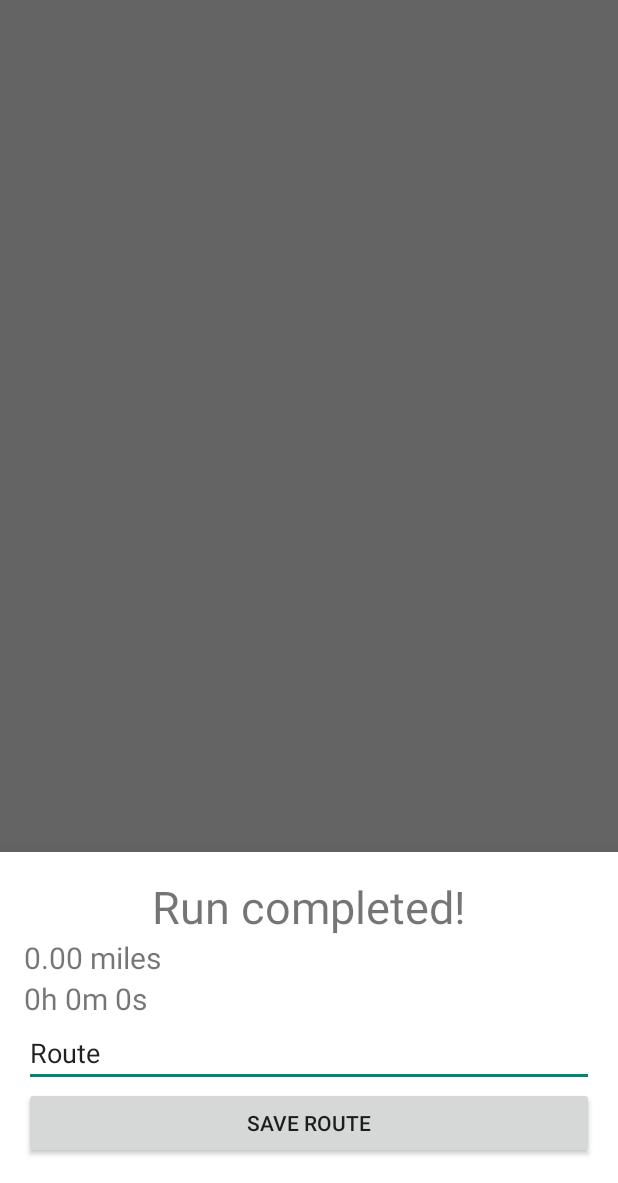
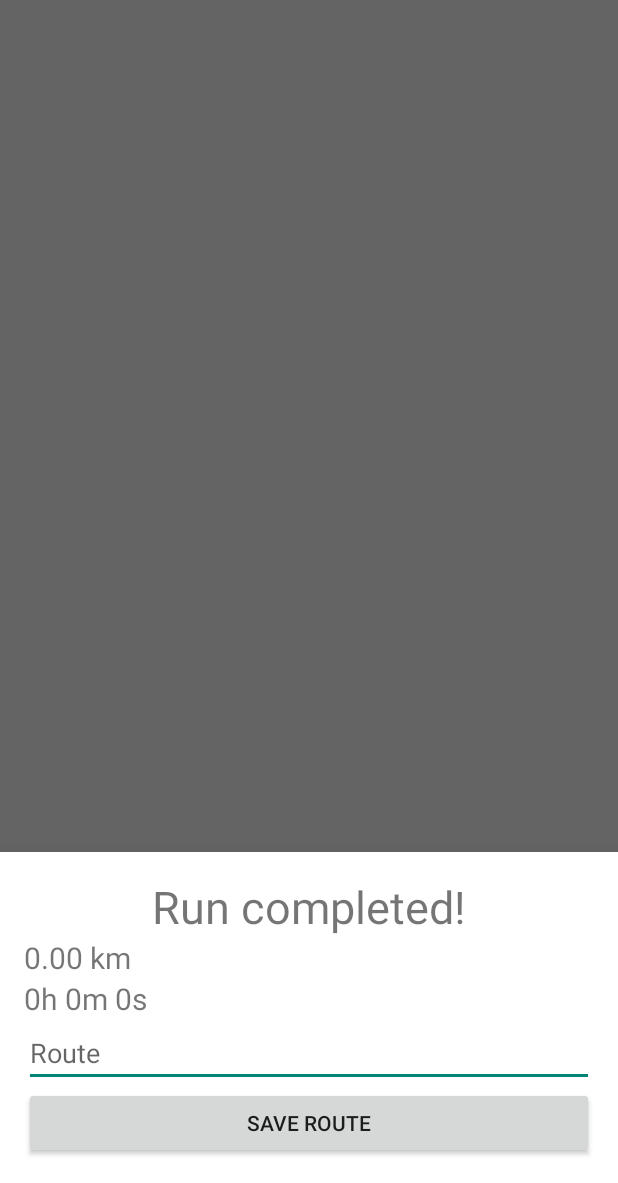
Before and after one commit to croustibzh/footMarker, an Android app: the fragment SaveModal placed in its activity, on a phone screen of 412 x 824 dp, the part 53-1236 px from its top. Run offline under Robolectric (Android 15) with nearby library versions, the phone set to English and light mode, and no system bars; libraries missing offline, so code that uses them is left out: com.google.maps.android; 2 statements that could not run were skipped.

```diff
--- a/app/src/main/java/com/georgebrown/comp2074/footmarker/Constants.java
+++ b/app/src/main/java/com/georgebrown/comp2074/footmarker/Constants.java
@@ -4,4 +4,5 @@ public class Constants {
     public static final int ERROR_DIALOG_REQUEST = 9001;
     private static final int PERMISSION_REQUEST_ENABLE_GPS=9002;
     private static final int PERMISSION_REQUEST_ACCESS_FINE_LOCATION =9003;
+    public static boolean DIST_UNIT = false;
 }
--- a/app/src/main/java/com/georgebrown/comp2074/footmarker/DataBaseHelper.java
+++ b/app/src/main/java/com/georgebrown/comp2074/footmarker/DataBaseHelper.java
@@ -37,6 +37,8 @@ public class DataBaseHelper extends SQLiteOpenHelper {
     public void addRoute(String name, double distance, Long time, float rating, byte[] image,String hashTag){
         SQLiteDatabase db = this.getWritableDatabase();
         ContentValues contentValues = new ContentValues();
+        if (name=="")
+          name = "Route";
         contentValues.put(COL1,name);
         contentValues.put(COL2,distance);
         contentValues.put(COL3,time);
--- a/app/src/main/java/com/georgebrown/comp2074/footmarker/SaveModal.java
+++ b/app/src/main/java/com/georgebrown/comp2074/footmarker/SaveModal.java
@@ -1,6 +1,5 @@
 package com.georgebrown.comp2074.footmarker;
 
-import android.database.Cursor;
 import android.os.Bundle;
 import android.view.LayoutInflater;
 import android.view.View;
@@ -11,11 +10,14 @@ import android.content.Intent;
 import android.widget.EditText;
 import android.widget.TextView;
 
+
 import com.google.android.gms.maps.GoogleMap;
 import com.google.android.material.bottomsheet.BottomSheetDialogFragment;
 
 import androidx.annotation.NonNull;
 import androidx.annotation.Nullable;
+
+import java.io.Console;
 
 public class SaveModal extends BottomSheetDialogFragment{
     private GoogleMap mMap;
@@ -56,15 +58,16 @@ public class SaveModal extends BottomSheetDialogFragment{
         String formattedTime = hr+"h " + min+"m " + sec+"s";
         dbHelper = new DataBaseHelper(getContext());
         final int id = dbHelper.getLastId();
-
         //Sets
-        if (R.bool.distanceUnit==0) {
+        if (Constants.DIST_UNIT==false) {
             txtDistance.setText(String.format("%.2f", distance) + " km");
         }
         else {
             txtDistance.setText(String.format("%.2f", distance*0.621371) + " miles");
         }
         txtTime.setText(formattedTime);
+      System.out.println(editTxtRouteName.getText().toString());
+
 
 
         btnSave.setOnClickListener(new View.OnClickListener() {
@@ -73,6 +76,9 @@ public class SaveModal extends BottomSheetDialogFragment{
                 //Set
                 String routeName = editTxtRouteName.getText().toString();
 
+              if (editTxtRouteName.getText().toString() == "") {
+                editTxtRouteName.setText("Route");
+              }
                 dbHelper.updateName(routeName, id+1);
 
                 Intent i = new Intent(getContext() ,MainActivity.class);
--- a/app/src/main/res/layout/save_modal.xml
+++ b/app/src/main/res/layout/save_modal.xml
@@ -27,13 +27,13 @@
         android:text="Run time: 52 min"
         android:textSize="20dp" />
 
-    <EditText
-        android:id="@+id/editTxtRouteName"
-        android:layout_width="match_parent"
-        android:layout_height="wrap_content"
-        android:ems="10"
-        android:inputType="textPersonName"
-        android:text="Route" />
+  <EditText
+    android:id="@+id/editTxtRouteName"
+    android:layout_width="match_parent"
+    android:layout_height="wrap_content"
+    android:ems="10"
+    android:hint="Route"
+    android:inputType="textPersonName" />
 
     <Button
         android:id="@+id/btnSaveRoute"
--- a/app/src/main/res/values/boolean.xml
+++ /dev/null
@@ -1,4 +0,0 @@
-<?xml version="1.0" encoding="utf-8"?>
-<resources>
-    <bool name="distanceUnit" >true</bool>
-</resources>
--- a/build.gradle
+++ b/build.gradle
@@ -6,7 +6,7 @@ buildscript {
         jcenter()
     }
     dependencies {
-        classpath 'com.android.tools.build:gradle:3.5.0'
+        classpath 'com.android.tools.build:gradle:3.5.2'
         // NOTE: Do not place your application dependencies here; they belong
         // in the individual module build.gradle files
     }
```
Also changed, not shown: app/src/main/java/com/georgebrown/comp2074/footmarker/FragmentSettings.java (+16 -15 lines).
